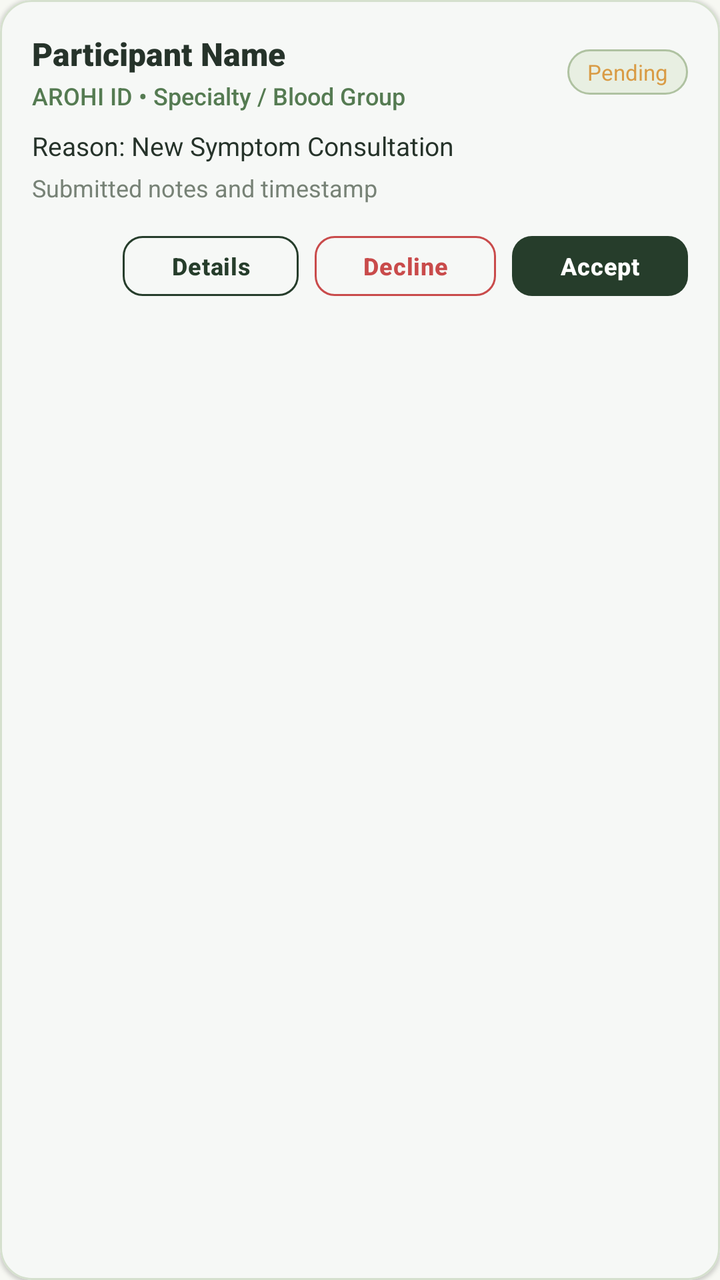
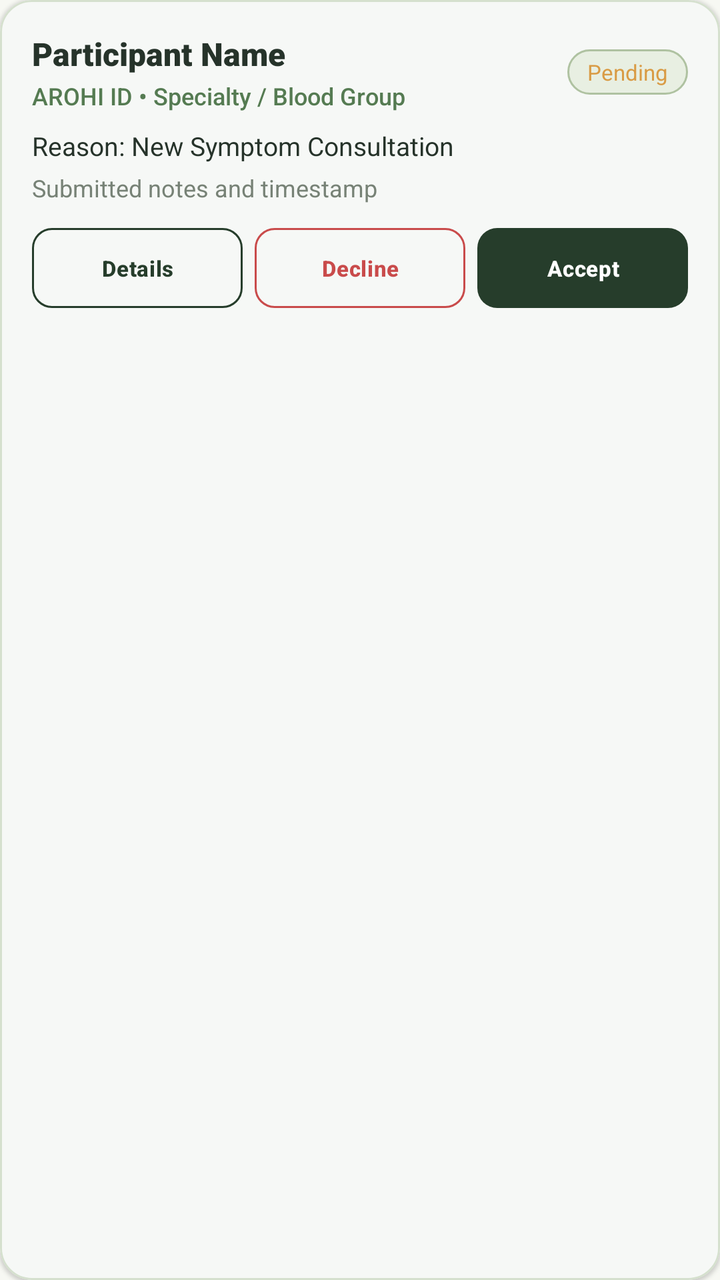

The first picture is an Android layout as it rendered before a commit; the second is the same layout after the commit. The layout source and the unified diff follow.
<!-- AndroidManifest.xml: application theme Theme.AROHI -->
<!-- res/layout/item_consultation_request.xml -->
<?xml version="1.0" encoding="utf-8"?>
<com.google.android.material.card.MaterialCardView xmlns:android="http://schemas.android.com/apk/res/android"
    xmlns:app="http://schemas.android.com/apk/res-auto"
    android:layout_width="match_parent"
    android:layout_height="wrap_content"
    android:layout_marginBottom="12dp"
    app:cardBackgroundColor="@color/arohi_pure_white"
    app:cardCornerRadius="16dp"
    app:cardElevation="1dp"
    app:strokeColor="@color/arohi_border_subtle"
    app:strokeWidth="1dp">

    <LinearLayout
        android:layout_width="match_parent"
        android:layout_height="wrap_content"
        android:orientation="vertical"
        android:padding="16dp">

        
        <LinearLayout
            android:layout_width="match_parent"
            android:layout_height="wrap_content"
            android:gravity="center_vertical"
            android:orientation="horizontal">

            <LinearLayout
                android:layout_width="0dp"
                android:layout_height="wrap_content"
                android:layout_weight="1"
                android:orientation="vertical">

                <TextView
                    android:id="@+id/tvReqCounterpartyName"
                    android:layout_width="wrap_content"
                    android:layout_height="wrap_content"
                    android:fontFamily="sans-serif-black"
                    android:text="Participant Name"
                    android:textColor="@color/arohi_charcoal_text"
                    android:textSize="16sp" />

                <TextView
                    android:id="@+id/tvReqCounterpartyMeta"
                    android:layout_width="wrap_content"
                    android:layout_height="wrap_content"
                    android:layout_marginTop="2dp"
                    android:fontFamily="sans-serif-medium"
                    android:text="AROHI ID • Specialty / Blood Group"
                    android:textColor="@color/arohi_teal_accent"
                    android:textSize="12sp" />
            </LinearLayout>

            <TextView
                android:id="@+id/tvReqStatusBadge"
                android:layout_width="wrap_content"
                android:layout_height="wrap_content"
                android:background="@drawable/bg_badge_pill"
                android:fontFamily="sans-serif-bold"
                android:paddingHorizontal="10dp"
                android:paddingVertical="4dp"
                android:text="Pending"
                android:textColor="@color/arohi_amber_warning"
                android:textSize="11sp" />
        </LinearLayout>

        
        <TextView
            android:id="@+id/tvReqConsultationReason"
            android:layout_width="match_parent"
            android:layout_height="wrap_content"
            android:layout_marginTop="8dp"
            android:fontFamily="sans-serif-bold"
            android:text="Reason: New Symptom Consultation"
            android:textColor="@color/arohi_charcoal_text"
            android:textSize="13sp" />

        
        <TextView
            android:id="@+id/tvReqNotesAndTimestamp"
            android:layout_width="match_parent"
            android:layout_height="wrap_content"
            android:layout_marginTop="4dp"
            android:fontFamily="sans-serif"
            android:lineSpacingExtra="2dp"
            android:text="Submitted notes and timestamp"
            android:textColor="@color/arohi_slate_muted"
            android:textSize="12sp" />

        
        <LinearLayout
            android:layout_width="match_parent"
            android:layout_height="wrap_content"
            android:layout_marginTop="12dp"
            android:gravity="end"
            android:orientation="horizontal">

            <com.google.android.material.button.MaterialButton
                android:id="@+id/btnReqSecondaryAction"
                style="@style/Widget.Material3.Button.OutlinedButton"
                android:layout_width="wrap_content"
                android:layout_height="38dp"
                android:layout_marginEnd="8dp"
                android:text="Details"
                android:textAllCaps="false"
                android:textColor="@color/arohi_forest_primary"
                android:textSize="12sp"
                app:cornerRadius="10dp"
                app:strokeColor="@color/arohi_forest_primary" />

            <com.google.android.material.button.MaterialButton
                android:id="@+id/btnReqDeclineOrCancel"
                style="@style/Widget.Material3.Button.OutlinedButton"
                android:layout_width="wrap_content"
                android:layout_height="38dp"
                android:layout_marginEnd="8dp"
                android:text="Decline"
                android:textAllCaps="false"
                android:textColor="@color/arohi_crimson_alert"
                android:textSize="12sp"
                app:cornerRadius="10dp"
                app:strokeColor="@color/arohi_crimson_alert" />

            <com.google.android.material.button.MaterialButton
                android:id="@+id/btnReqPrimaryAction"
                android:layout_width="wrap_content"
                android:layout_height="38dp"
                android:text="Accept"
                android:textAllCaps="false"
                android:textColor="@color/arohi_pure_white"
                android:textSize="12sp"
                app:backgroundTint="@color/arohi_forest_primary"
                app:cornerRadius="10dp" />
        </LinearLayout>

    </LinearLayout>
</com.google.android.material.card.MaterialCardView>
<!-- resources referenced by this layout -->
<resources>
  <color name="arohi_amber_warning">#D99B45</color>
  <color name="arohi_border_subtle">#D5E0CE</color>
  <color name="arohi_charcoal_text">#26332A</color>
  <color name="arohi_crimson_alert">#C94B4B</color>
  <color name="arohi_forest_primary">#263D2B</color>
  <color name="arohi_pure_white">#FFFFFF</color>
  <color name="arohi_slate_muted">#778276</color>
  <color name="arohi_teal_accent">#557B52</color>
  <!-- drawable bg_badge_pill (drawable) -->
  <?xml version="1.0" encoding="utf-8"?>
  <shape xmlns:android="http://schemas.android.com/apk/res/android"
      android:shape="rectangle">
      <solid android:color="@color/pale_mint" />
      <stroke
          android:width="1dp"
          android:color="@color/soft_sage" />
      <corners android:radius="@dimen/radius_pill" />
  </shape>
  <color name="pale_mint">#E8EFE2</color>
  <color name="soft_sage">#AFC2A1</color>
  <dimen name="radius_pill">100dp</dimen>
  <color name="primary_moss_green">#557B52</color>
  <color name="white">#FFFFFF</color>
  <color name="deep_forest_green">#263D2B</color>
  <color name="secondary_sage">#819B75</color>
  <color name="status_emergency">#C94B4B</color>
  <color name="status_emergency_bg">#FDECEC</color>
  <color name="warm_ivory">#F7F8F3</color>
  <color name="surface_card">#FFFFFF</color>
  <color name="text_primary">#26332A</color>
  <color name="text_secondary">#778276</color>
  <color name="border_stroke">#D5E0CE</color>
  <style name="Widget.AROHI.Button.Primary" parent="Widget.Material3.Button">
          <item name="android:minHeight">@dimen/button_height</item>
          <item name="android:textColor">@color/white</item>
          <item name="android:textSize">15sp</item>
          <item name="android:textStyle">bold</item>
          <item name="android:letterSpacing">0.02</item>
          <item name="backgroundTint">@color/primary_moss_green</item>
          <item name="cornerRadius">@dimen/input_corner_radius</item>
          <item name="elevation">0dp</item>
      </style>
  <style name="Widget.AROHI.TextInputLayout" parent="Widget.Material3.TextInputLayout.OutlinedBox">
          <item name="boxBackgroundColor">@color/white</item>
          <item name="boxStrokeColor">@color/primary_moss_green</item>
          <item name="boxStrokeWidth">1dp</item>
          <item name="boxStrokeWidthFocused">2dp</item>
          <item name="boxCornerRadiusTopStart">@dimen/input_corner_radius</item>
          <item name="boxCornerRadiusTopEnd">@dimen/input_corner_radius</item>
          <item name="boxCornerRadiusBottomStart">@dimen/input_corner_radius</item>
          <item name="boxCornerRadiusBottomEnd">@dimen/input_corner_radius</item>
          <item name="hintTextColor">@color/primary_moss_green</item>
          <item name="errorTextColor">@color/status_emergency</item>
          <item name="boxStrokeErrorColor">@color/status_emergency</item>
      </style>
  <style name="Widget.AROHI.Card" parent="Widget.Material3.CardView.Elevated">
          <item name="cardBackgroundColor">@color/surface_card</item>
          <item name="cardCornerRadius">@dimen/radius_md</item>
          <item name="cardElevation">@dimen/card_elevation</item>
          <item name="strokeColor">@color/border_stroke</item>
          <item name="strokeWidth">@dimen/card_stroke_width</item>
      </style>
  <dimen name="button_height">54dp</dimen>
  <dimen name="input_corner_radius">12dp</dimen>
  <dimen name="radius_md">16dp</dimen>
  <dimen name="card_elevation">2dp</dimen>
  <dimen name="card_stroke_width">1dp</dimen>
  <!-- unchanged entries left out for length: 1 -->
</resources>

<!-- the commit's change to res/layout/item_consultation_request.xml (unified diff, before → after) -->
@@ -90,43 +90,61 @@
             android:layout_width="match_parent"
             android:layout_height="wrap_content"
             android:layout_marginTop="12dp"
-            android:gravity="end"
+            android:gravity="center_vertical"
             android:orientation="horizontal">
 
             <com.google.android.material.button.MaterialButton
                 android:id="@+id/btnReqSecondaryAction"
                 style="@style/Widget.Material3.Button.OutlinedButton"
-                android:layout_width="wrap_content"
-                android:layout_height="38dp"
-                android:layout_marginEnd="8dp"
+                android:layout_width="0dp"
+                android:layout_height="40dp"
+                android:layout_marginEnd="6dp"
+                android:layout_weight="1"
+                android:insetTop="0dp"
+                android:insetBottom="0dp"
+                android:maxLines="1"
+                android:minWidth="0dp"
+                android:paddingHorizontal="6dp"
                 android:text="Details"
                 android:textAllCaps="false"
                 android:textColor="@color/arohi_forest_primary"
-                android:textSize="12sp"
+                android:textSize="11sp"
                 app:cornerRadius="10dp"
                 app:strokeColor="@color/arohi_forest_primary" />
 
             <com.google.android.material.button.MaterialButton
                 android:id="@+id/btnReqDeclineOrCancel"
                 style="@style/Widget.Material3.Button.OutlinedButton"
-                android:layout_width="wrap_content"
-                android:layout_height="38dp"
-                android:layout_marginEnd="8dp"
+                android:layout_width="0dp"
+                android:layout_height="40dp"
+                android:layout_marginEnd="6dp"
+                android:layout_weight="1"
+                android:insetTop="0dp"
+                android:insetBottom="0dp"
+                android:maxLines="1"
+                android:minWidth="0dp"
+                android:paddingHorizontal="6dp"
                 android:text="Decline"
                 android:textAllCaps="false"
                 android:textColor="@color/arohi_crimson_alert"
-                android:textSize="12sp"
+                android:textSize="11sp"
                 app:cornerRadius="10dp"
                 app:strokeColor="@color/arohi_crimson_alert" />
 
             <com.google.android.material.button.MaterialButton
                 android:id="@+id/btnReqPrimaryAction"
-                android:layout_width="wrap_content"
-                android:layout_height="38dp"
+                android:layout_width="0dp"
+                android:layout_height="40dp"
+                android:layout_weight="1"
+                android:insetTop="0dp"
+                android:insetBottom="0dp"
+                android:maxLines="1"
+                android:minWidth="0dp"
+                android:paddingHorizontal="6dp"
                 android:text="Accept"
                 android:textAllCaps="false"
                 android:textColor="@color/arohi_pure_white"
-                android:textSize="12sp"
+                android:textSize="11sp"
                 app:backgroundTint="@color/arohi_forest_primary"
                 app:cornerRadius="10dp" />
         </LinearLayout>
